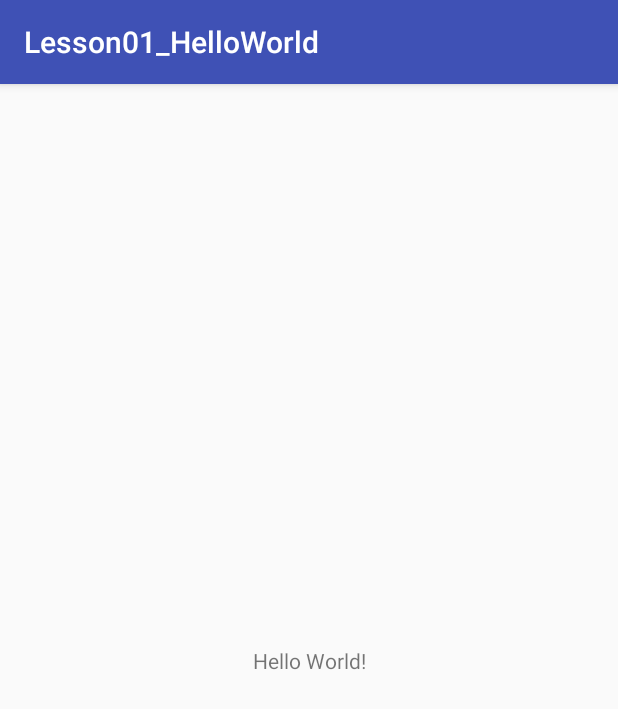
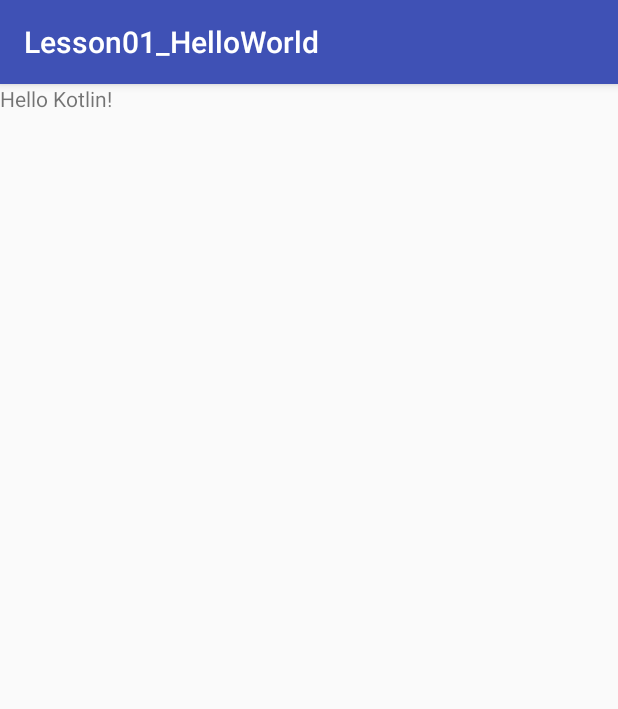
Before and after one commit to Xeobass/kotlin_learning, an Android app: the screen it shows after launch (MainActivity), on a phone screen of 412 x 824 dp. Shown: the top 709 px of the screen. Run offline under Robolectric (Android 15) with nearby library versions, the phone set to English and light mode, and no system bars.

Commit message:
added anko lib and other stuff. Show the message set with the text property

```diff
--- a/Lesson01_HelloWorld/app/build.gradle
+++ b/Lesson01_HelloWorld/app/build.gradle
@@ -1,7 +1,5 @@
 apply plugin: 'com.android.application'
-
 apply plugin: 'kotlin-android'
-
 apply plugin: 'kotlin-android-extensions'
 
 android {
@@ -30,4 +28,6 @@ dependencies {
     testImplementation 'junit:junit:4.12'
     androidTestImplementation 'com.android.support.test:runner:1.0.1'
     androidTestImplementation 'com.android.support.test.espresso:espresso-core:3.0.1'
+    //added new libs
+    compile "org.jetbrains.anko:anko-common:$anko_version"
 }
--- a/Lesson01_HelloWorld/app/src/main/java/com/learning/nelson/lesson01_helloworld/MainActivity.kt
+++ b/Lesson01_HelloWorld/app/src/main/java/com/learning/nelson/lesson01_helloworld/MainActivity.kt
@@ -2,12 +2,32 @@ package com.learning.nelson.lesson01_helloworld
 
 import android.support.v7.app.AppCompatActivity
 import android.os.Bundle
+import kotlinx.android.synthetic.main.activity_main.*
+
 
 class MainActivity : AppCompatActivity() {
 
     override fun onCreate(savedInstanceState: Bundle?) {
         super.onCreate(savedInstanceState)
         setContentView(R.layout.activity_main)
+
+        message.text = "Hello Kotlin!"
+
+        /*
+        * What i did?
+        *
+        * Added the Anko lib to get more powerfull features (check build.grade to see how)
+        * Added the main string to strings.xml file (check app/values/strings.xml)
+        * Created a TextView component and set id 'message' (now...the size is not a problem)
+        * with Kotlin, I access directly to the component just type the id ('message')
+        * and set a text with the 'text' property =)
+        *
+        * Kotlin give us the power to access to the view without looking for it (findElementById()...R.Id.bla bla bla)
+        * or using others third party libs. All comes with Kotlin!
+        *
+        *
+        * */
+
     }
 
 }
--- a/Lesson01_HelloWorld/app/src/main/res/layout/activity_main.xml
+++ b/Lesson01_HelloWorld/app/src/main/res/layout/activity_main.xml
@@ -7,12 +7,10 @@
     tools:context="com.learning.nelson.lesson01_helloworld.MainActivity">
 
     <TextView
+        android:id="@+id/message"
+        android:text="@string/hello_world"
         android:layout_width="wrap_content"
-        android:layout_height="wrap_content"
-        android:text="Hello World!"
-        app:layout_constraintBottom_toBottomOf="parent"
-        app:layout_constraintLeft_toLeftOf="parent"
-        app:layout_constraintRight_toRightOf="parent"
-        app:layout_constraintTop_toTopOf="parent" />
+        android:layout_height="wrap_content"/>
+
 
 </android.support.constraint.ConstraintLayout>
--- a/Lesson01_HelloWorld/app/src/main/res/values/strings.xml
+++ b/Lesson01_HelloWorld/app/src/main/res/values/strings.xml
@@ -1,3 +1,4 @@
 <resources>
     <string name="app_name">Lesson01_HelloWorld</string>
+    <string name="hello_world">Original Hello</string>
 </resources>
--- a/Lesson01_HelloWorld/build.gradle
+++ b/Lesson01_HelloWorld/build.gradle
@@ -2,6 +2,7 @@
 
 buildscript {
     ext.kotlin_version = '1.2.10'
+    ext.anko_version = '0.10.3'
     repositories {
         google()
         jcenter()
@@ -17,6 +18,7 @@ buildscript {
 
 allprojects {
     repositories {
+        maven { url 'https://maven.google.com'}
         google()
         jcenter()
     }
```
